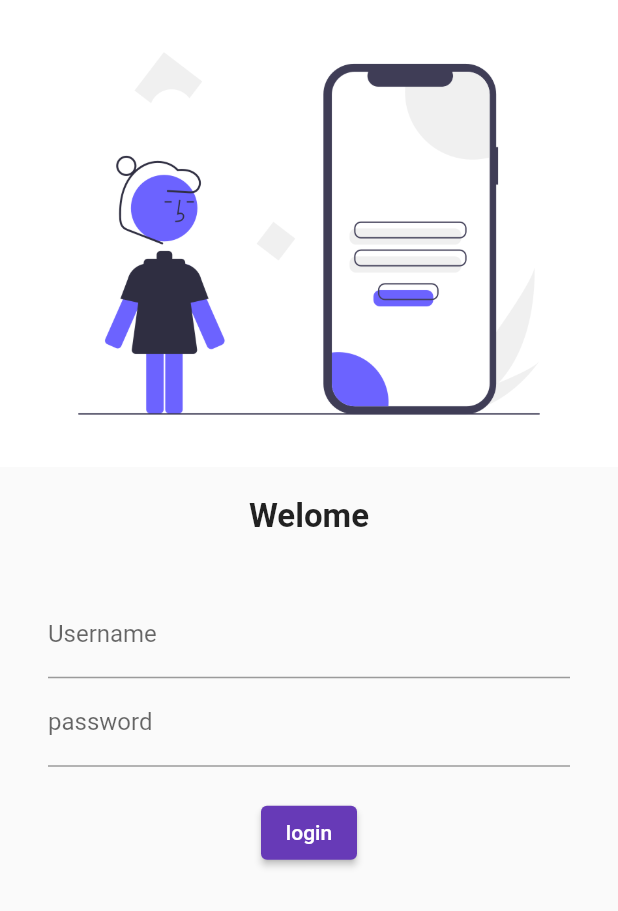
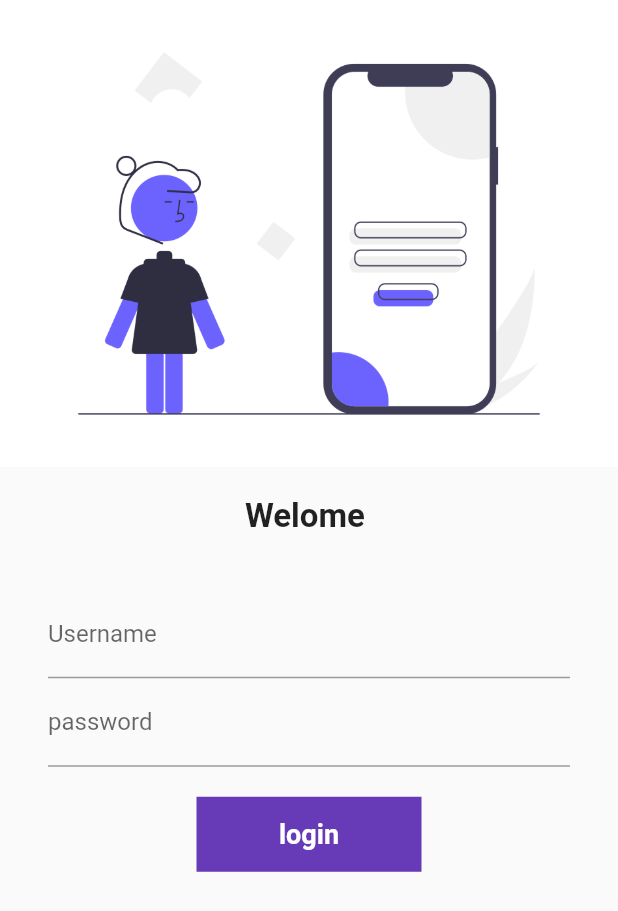
Before and after one commit to jaypatel993/new_app, a Flutter app: the screen it shows after launch, on a phone screen of 412 x 824 dp. Shown: the top 911 px of the screen. Run offline on Flutter 3.47's test engine with Material 2 defaults, Android fonts, the phone set to English and light mode, and no system bars; our stand-ins replace google_fonts.

Commit message:
day6completed

```diff
--- a/lib/pages/login_page.dart
+++ b/lib/pages/login_page.dart
@@ -1,7 +1,15 @@
 import 'package:flutter/material.dart';
 import 'package:flutter_application_1/pages/routes.dart';
 
-class LoginPage extends StatelessWidget {
+class LoginPage extends StatefulWidget {
+  @override
+  _LoginPageState createState() => _LoginPageState();
+}
+
+class _LoginPageState extends State<LoginPage> {
+  String name = "";
+  bool changebutton = false;
+
   @override
   Widget build(BuildContext context) {
     return Material(
@@ -14,7 +22,7 @@ class LoginPage extends StatelessWidget {
         SizedBox(
           height: 20.0,
         ),
-          Text("Welome",
+        Text("Welome $name",
             style: TextStyle(
               fontSize: 22,
               fontWeight: FontWeight.bold,
@@ -23,13 +31,16 @@ class LoginPage extends StatelessWidget {
           height: 20.0,
         ),
         Padding(
-            padding:
-                const EdgeInsets.symmetric(vertical: 16.0, horizontal: 32.0),
+          padding: const EdgeInsets.symmetric(vertical: 16.0, horizontal: 32.0),
           child: Column(
             children: [
               TextFormField(
                 decoration: InputDecoration(
                     hintText: "Enter username", labelText: "Username"),
+                onChanged: (value) {
+                  name = value;
+                  setState(() {});
+                },
               ),
               TextFormField(
                 obscureText: true,
@@ -39,18 +50,48 @@ class LoginPage extends StatelessWidget {
               SizedBox(
                 height: 20.0,
               ),
-                ElevatedButton(
-                  child: Text("login"),
-                  style: TextButton.styleFrom(),
-                  onPressed: () {
+              InkWell(
+                onTap: () async {
+                  setState(() {
+                    changebutton = true;
+                  });
+                  await Future.delayed(Duration(seconds: 1));
                   Navigator.pushNamed(context, MyRoutes.homeRoute);
                 },
+                child: AnimatedContainer(
+                  duration: Duration(seconds: 1),
+                  width: changebutton ? 50 : 150,
+                  height: 50,
+                  alignment: Alignment.center,
+                  child: changebutton
+                      ? Icon(
+                          Icons.done,
+                          color: Colors.white,
                         )
-              ],
+                      : Text(
+                          "login",
+                          style: TextStyle(
+                              color: Colors.white,
+                              fontWeight: FontWeight.bold,
+                              fontSize: 18),
+                        ),
+                  decoration: BoxDecoration(
+                    color: Colors.deepPurple,
+                    shape: changebutton ? BoxShape.circle : BoxShape.rectangle,
+                    // borderRadius: BorderRadius.circular(8)),
+                  ),
+
+                  // ElevatedButton(
+                  //   child: Text("login"),
+                  //   style: TextButton.styleFrom(),
+                  //   onPressed: () {
+                  //     Navigator.pushNamed(context, MyRoutes.homeRoute);
                 ),
               )
             ],
           ),
-    );
+        ),
+      ],
+    ));
   }
 }
```
Lines whose indentation alone changed are shown as unchanged.
